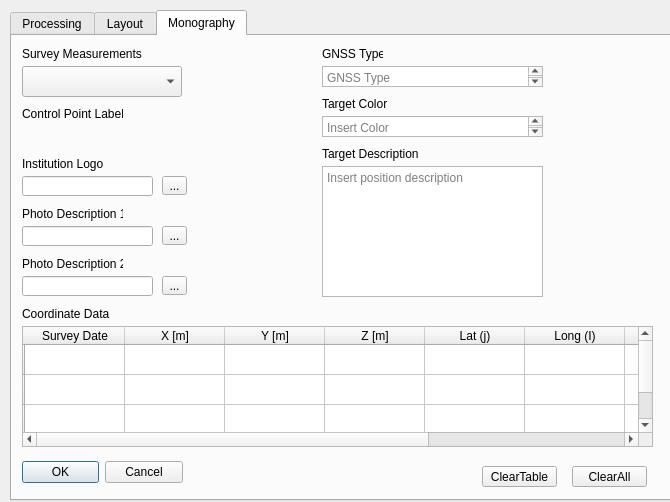
Before: the Qt Designer form raster_vol_test/raster_vol_test_dialog_base.ui in sfajardot/qgis-thesis, drawn with Qt 5.
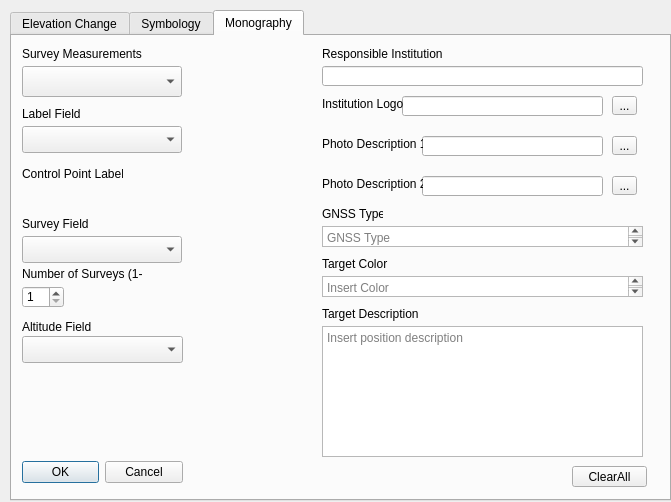
After: the same form once the commit is applied. Custom widgets are drawn as their Qt base class.

Commit message: Added autofill to table in monography, got rid of XYZ, added choice of fields

Diff of the .ui file:
```diff
--- a/raster_vol_test/raster_vol_test_dialog_base.ui
+++ b/raster_vol_test/raster_vol_test_dialog_base.ui
@@ -6,7 +6,7 @@
    <rect>
     <x>0</x>
     <y>0</y>
-    <width>670</width>
+    <width>671</width>
     <height>502</height>
    </rect>
   </property>
@@ -27,7 +27,7 @@
    </property>
    <widget class="QWidget" name="tab">
     <attribute name="title">
-     <string>Processing</string>
+     <string>Elevation Change</string>
     </attribute>
     <widget class="QLabel" name="label_5">
      <property name="geometry">
@@ -245,7 +245,7 @@
    </widget>
    <widget class="QWidget" name="tab_2">
     <attribute name="title">
-     <string>Layout</string>
+     <string>Symbology</string>
     </attribute>
     <widget class="QDialogButtonBox" name="btnLayout">
      <property name="geometry">
@@ -622,16 +622,6 @@
       </rect>
      </property>
     </widget>
-    <widget class="QgsFeaturePickerWidget" name="cmbMonoFeat">
-     <property name="geometry">
-      <rect>
-       <x>10</x>
-       <y>90</y>
-       <width>161</width>
-       <height>21</height>
-      </rect>
-     </property>
-    </widget>
     <widget class="QDialogButtonBox" name="btnMono">
      <property name="geometry">
       <rect>
@@ -652,8 +642,8 @@
      <property name="geometry">
       <rect>
        <x>310</x>
-       <y>80</y>
-       <width>221</width>
+       <y>240</y>
+       <width>321</width>
        <height>21</height>
       </rect>
      </property>
@@ -678,7 +668,7 @@
      <property name="geometry">
       <rect>
        <x>10</x>
-       <y>70</y>
+       <y>130</y>
        <width>101</width>
        <height>16</height>
       </rect>
@@ -691,7 +681,7 @@
      <property name="geometry">
       <rect>
        <x>310</x>
-       <y>60</y>
+       <y>220</y>
        <width>91</width>
        <height>16</height>
       </rect>
@@ -704,7 +694,7 @@
      <property name="geometry">
       <rect>
        <x>310</x>
-       <y>110</y>
+       <y>270</y>
        <width>111</width>
        <height>16</height>
       </rect>
@@ -717,8 +707,8 @@
      <property name="geometry">
       <rect>
        <x>310</x>
-       <y>130</y>
-       <width>221</width>
+       <y>290</y>
+       <width>321</width>
        <height>131</height>
       </rect>
      </property>
@@ -733,7 +723,7 @@
      <property name="geometry">
       <rect>
        <x>310</x>
-       <y>10</y>
+       <y>170</y>
        <width>61</width>
        <height>16</height>
       </rect>
@@ -746,8 +736,8 @@
      <property name="geometry">
       <rect>
        <x>310</x>
-       <y>30</y>
-       <width>221</width>
+       <y>190</y>
+       <width>321</width>
        <height>21</height>
       </rect>
      </property>
@@ -755,87 +745,12 @@
       <string>GNSS Type</string>
      </property>
     </widget>
-    <widget class="QTableWidget" name="tblCoord">
-     <property name="geometry">
-      <rect>
-       <x>10</x>
-       <y>290</y>
-       <width>631</width>
-       <height>121</height>
-      </rect>
-     </property>
-     <row>
-      <property name="text">
-       <string/>
-      </property>
-     </row>
-     <row>
-      <property name="text">
-       <string/>
-      </property>
-     </row>
-     <row>
-      <property name="text">
-       <string/>
-      </property>
-     </row>
-     <column>
-      <property name="text">
-       <string>Survey Date</string>
-      </property>
-     </column>
-     <column>
-      <property name="text">
-       <string>X [m]</string>
-      </property>
-     </column>
-     <column>
-      <property name="text">
-       <string>Y [m]</string>
-      </property>
-     </column>
-     <column>
-      <property name="text">
-       <string>Z [m]</string>
-      </property>
-     </column>
-     <column>
-      <property name="text">
-       <string>Lat (j)</string>
-      </property>
-     </column>
-     <column>
-      <property name="text">
-       <string>Long (I)</string>
-      </property>
-     </column>
-     <column>
-      <property name="text">
-       <string>H_ell [m]</string>
-      </property>
-     </column>
-     <column>
-      <property name="text">
-       <string>Est [m]</string>
-      </property>
-     </column>
-     <column>
-      <property name="text">
-       <string>Nord [m]</string>
-      </property>
-     </column>
-     <item row="0" column="0">
-      <property name="text">
-       <string/>
-      </property>
-     </item>
-    </widget>
     <widget class="QLineEdit" name="lnLogo">
      <property name="geometry">
       <rect>
-       <x>10</x>
-       <y>140</y>
-       <width>131</width>
+       <x>390</x>
+       <y>60</y>
+       <width>201</width>
        <height>20</height>
       </rect>
      </property>
@@ -843,9 +758,9 @@
     <widget class="QLineEdit" name="lnPhoto_1">
      <property name="geometry">
       <rect>
-       <x>10</x>
-       <y>190</y>
-       <width>131</width>
+       <x>410</x>
+       <y>100</y>
+       <width>181</width>
        <height>20</height>
       </rect>
      </property>
@@ -853,9 +768,9 @@
     <widget class="QLineEdit" name="lnPhoto_2">
      <property name="geometry">
       <rect>
-       <x>10</x>
-       <y>240</y>
-       <width>131</width>
+       <x>410</x>
+       <y>140</y>
+       <width>181</width>
        <height>20</height>
       </rect>
      </property>
@@ -864,20 +779,20 @@
      <property name="geometry">
       <rect>
        <x>10</x>
-       <y>270</y>
-       <width>101</width>
+       <y>230</y>
+       <width>121</width>
        <height>16</height>
       </rect>
      </property>
      <property name="text">
-      <string>Coordinate Data</string>
+      <string>Number of Surveys (1-3)</string>
      </property>
     </widget>
     <widget class="QLabel" name="label_15">
      <property name="geometry">
       <rect>
-       <x>10</x>
-       <y>120</y>
+       <x>310</x>
+       <y>60</y>
        <width>101</width>
        <height>16</height>
       </rect>
@@ -889,8 +804,8 @@
     <widget class="QLabel" name="label_16">
      <property name="geometry">
       <rect>
-       <x>10</x>
-       <y>170</y>
+       <x>310</x>
+       <y>100</y>
        <width>101</width>
        <height>16</height>
       </rect>
@@ -902,8 +817,8 @@
     <widget class="QLabel" name="label_17">
      <property name="geometry">
       <rect>
-       <x>10</x>
-       <y>220</y>
+       <x>310</x>
+       <y>140</y>
        <width>101</width>
        <height>16</height>
       </rect>
@@ -915,8 +830,8 @@
     <widget class="QToolButton" name="btnLogo">
      <property name="geometry">
       <rect>
-       <x>150</x>
-       <y>140</y>
+       <x>600</x>
+       <y>60</y>
        <width>25</width>
        <height>19</height>
       </rect>
@@ -928,8 +843,8 @@
     <widget class="QToolButton" name="btnPhoto_1">
      <property name="geometry">
       <rect>
-       <x>150</x>
-       <y>190</y>
+       <x>600</x>
+       <y>100</y>
        <width>25</width>
        <height>19</height>
       </rect>
@@ -941,8 +856,8 @@
     <widget class="QToolButton" name="btnPhoto_2">
      <property name="geometry">
       <rect>
-       <x>150</x>
-       <y>240</y>
+       <x>600</x>
+       <y>140</y>
        <width>25</width>
        <height>19</height>
       </rect>
@@ -964,17 +879,122 @@
       <string>ClearAll</string>
      </property>
     </widget>
-    <widget class="QPushButton" name="btnClearTable">
+    <widget class="QLabel" name="label_23">
      <property name="geometry">
       <rect>
-       <x>470</x>
-       <y>430</y>
-       <width>75</width>
+       <x>310</x>
+       <y>10</y>
+       <width>121</width>
+       <height>16</height>
+      </rect>
+     </property>
+     <property name="text">
+      <string>Responsible Institution</string>
+     </property>
+    </widget>
+    <widget class="QLineEdit" name="lnInst">
+     <property name="geometry">
+      <rect>
+       <x>310</x>
+       <y>30</y>
+       <width>321</width>
+       <height>20</height>
+      </rect>
+     </property>
+    </widget>
+    <widget class="QLabel" name="label_24">
+     <property name="geometry">
+      <rect>
+       <x>10</x>
+       <y>70</y>
+       <width>101</width>
+       <height>16</height>
+      </rect>
+     </property>
+     <property name="text">
+      <string>Label Field</string>
+     </property>
+    </widget>
+    <widget class="QgsFieldComboBox" name="cmbFieldLabel">
+     <property name="geometry">
+      <rect>
+       <x>10</x>
+       <y>90</y>
+       <width>160</width>
+       <height>27</height>
+      </rect>
+     </property>
+    </widget>
+    <widget class="QLabel" name="label_25">
+     <property name="geometry">
+      <rect>
+       <x>10</x>
+       <y>180</y>
+       <width>101</width>
+       <height>16</height>
+      </rect>
+     </property>
+     <property name="text">
+      <string>Survey Field</string>
+     </property>
+    </widget>
+    <widget class="QgsFieldComboBox" name="cmbFieldSurvey">
+     <property name="geometry">
+      <rect>
+       <x>10</x>
+       <y>200</y>
+       <width>160</width>
+       <height>27</height>
+      </rect>
+     </property>
+    </widget>
+    <widget class="QSpinBox" name="spbNumSrvy">
+     <property name="geometry">
+      <rect>
+       <x>10</x>
+       <y>250</y>
+       <width>42</width>
+       <height>22</height>
+      </rect>
+     </property>
+     <property name="minimum">
+      <number>1</number>
+     </property>
+     <property name="maximum">
+      <number>3</number>
+     </property>
+    </widget>
+    <widget class="QgsFeaturePickerWidget" name="cmbMonoFeat">
+     <property name="geometry">
+      <rect>
+       <x>10</x>
+       <y>150</y>
+       <width>161</width>
+       <height>27</height>
+      </rect>
+     </property>
+    </widget>
+    <widget class="QgsFieldComboBox" name="cmbHeight">
+     <property name="geometry">
+      <rect>
+       <x>10</x>
+       <y>300</y>
+       <width>161</width>
+       <height>27</height>
+      </rect>
+     </property>
+    </widget>
+    <widget class="QLabel" name="label_28">
+     <property name="geometry">
+      <rect>
+       <x>10</x>
+       <y>280</y>
+       <width>81</width>
        <height>21</height>
       </rect>
      </property>
      <property name="text">
-      <string>ClearTable</string>
+      <string>Altitude Field</string>
      </property>
     </widget>
    </widget>
```
The commit also changes 2 other files.
